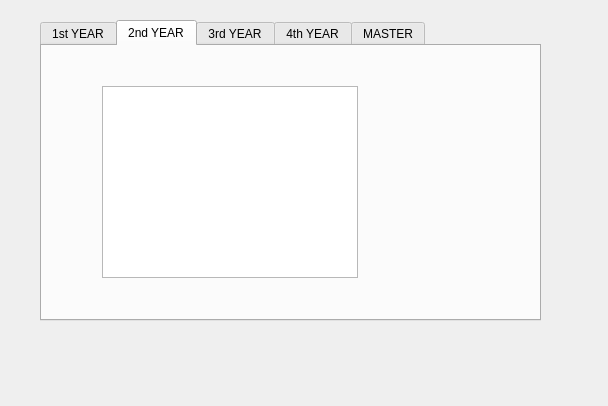
The window that courseswidgetstudent.ui (casalete/ErasmusIo) describes before a commit, drawn with Qt 5.
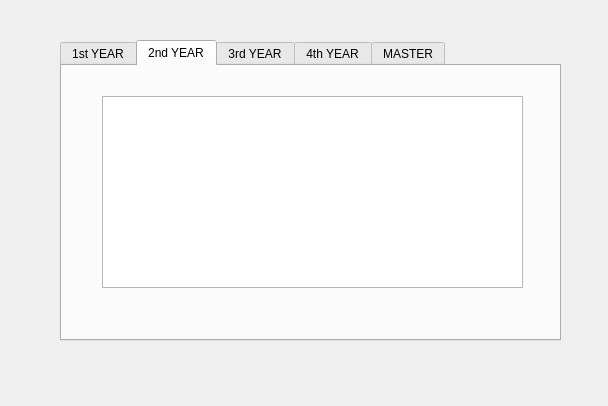
The same window after the commit. The open tabs and pages were chosen to show the change. Icons and pictures are not drawn.

```diff
--- a/courseswidgetstudent.ui
+++ b/courseswidgetstudent.ui
@@ -19,8 +19,8 @@
   <widget class="QTabWidget" name="tabWidget">
    <property name="geometry">
     <rect>
-     <x>40</x>
-     <y>20</y>
+     <x>60</x>
+     <y>40</y>
      <width>501</width>
      <height>301</height>
     </rect>
@@ -50,9 +50,9 @@
     <widget class="QTableView" name="tableView_2">
      <property name="geometry">
       <rect>
-       <x>60</x>
-       <y>40</y>
-       <width>256</width>
+       <x>40</x>
+       <y>30</y>
+       <width>421</width>
        <height>192</height>
       </rect>
      </property>
```
Left out of the diff: 20 changed lines with no effect on the pictures.
